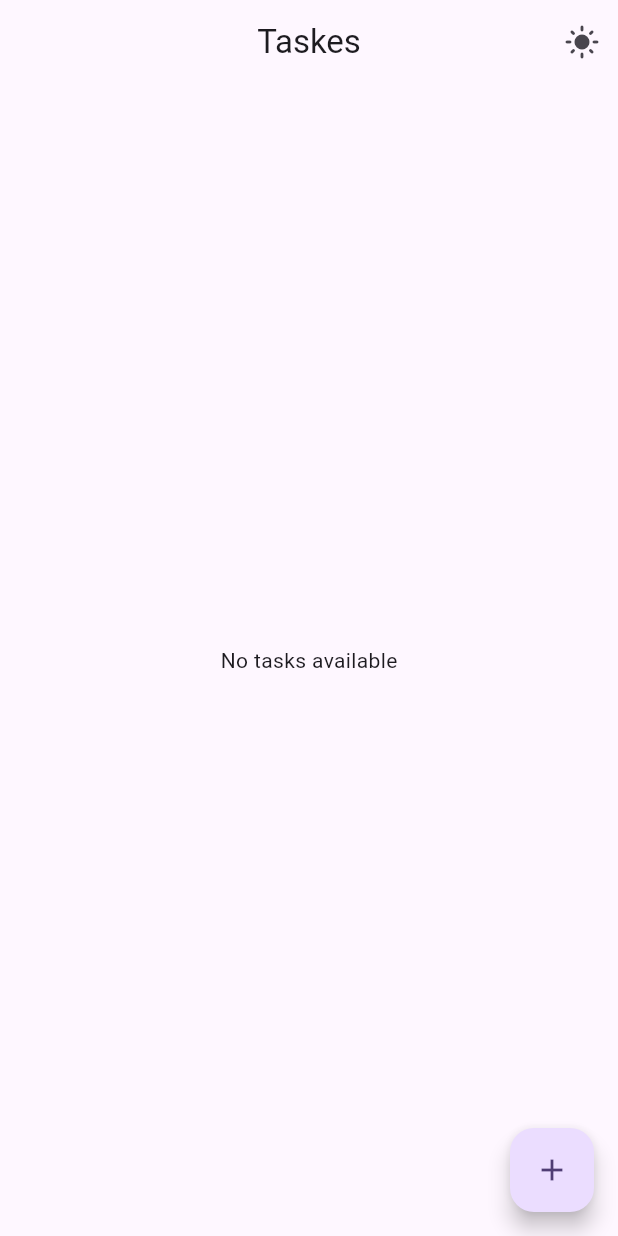
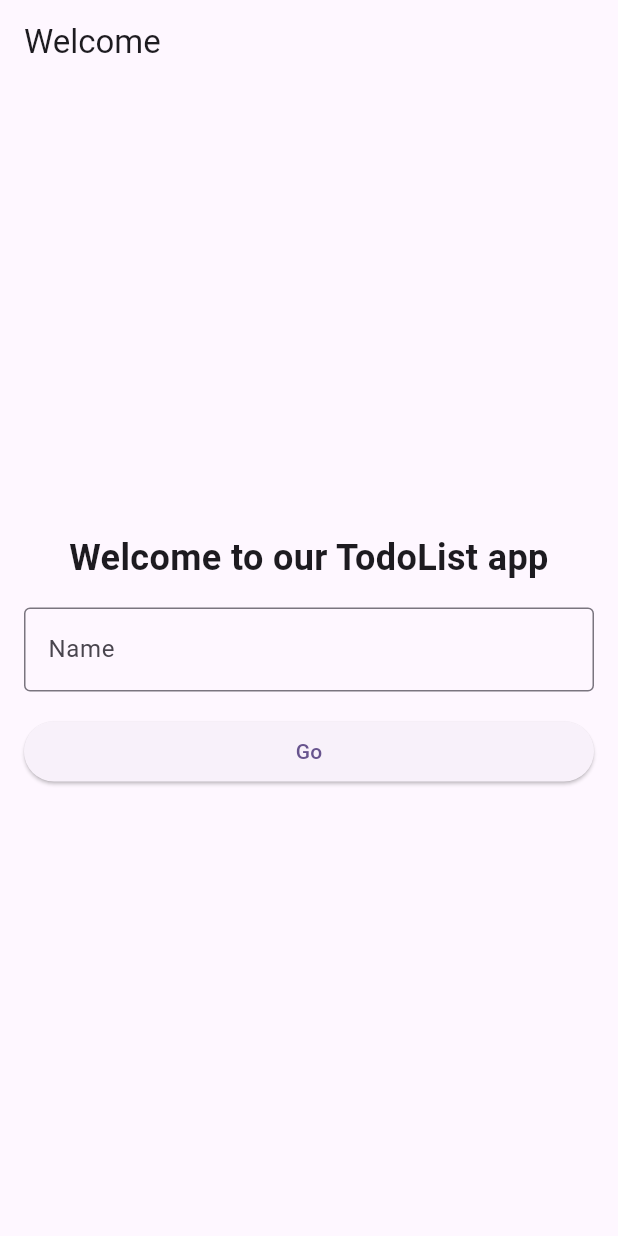
Before and after one commit to habibagamal23/sqflite_test, a Flutter app: the screen it shows after launch, on a phone screen of 412 x 824 dp. Run offline on Flutter 3.47's test engine with Material 3 defaults, Android fonts, the phone set to English and light mode, and no system bars; our stand-ins replace shared_preferences, sqflite; accounts and stored records are empty.

```diff
--- a/lib/core/Database/local_db.dart
+++ b/lib/core/Database/local_db.dart
@@ -46,3 +46,8 @@ Future<void> deleteFromDatabase(int id) async {
 Future<List<Map<String, dynamic>>> getDataFromDatabase() async {
   return await database.rawQuery('SELECT * FROM Task');
 }
+
+Future<void> deleteAllTasks() async {
+  await database.rawDelete('DELETE FROM Task');
+  print("All tasks deleted");
+}
--- a/lib/core/sheardprefrance/shaerd.dart
+++ b/lib/core/sheardprefrance/shaerd.dart
@@ -1,17 +1,21 @@
-// import 'package:shared_preferences/shared_preferences.dart';
-//
-// class SharedPreferencesHelper {
-//   static const String themeKey = 'isDarkMode';
-//
-//   // حفظ حالة الثيم
-//   Future<void> setTheme(bool isDarkMode) async {
-//     final SharedPreferences prefs = await SharedPreferences.getInstance();
-//     await prefs.setBool(themeKey, isDarkMode);
-//   }
-//
-//   // استرجاع حالة الثيم
-//   Future<bool> getTheme() async {
-//     final SharedPreferences prefs = await SharedPreferences.getInstance();
-//     return prefs.getBool(themeKey) ?? false; // افتراضياً الوضع النهاري
-//   }
-// }
+import 'package:shared_preferences/shared_preferences.dart';
+
+class SharedPreferenceHelper {
+  static const String _keyName = 'name';
+
+  Future<void> setName(String name) async {
+    SharedPreferences prefs = await SharedPreferences.getInstance();
+    await prefs.setString(_keyName, name);
+  }
+
+  Future<String?> getName() async {
+
+    SharedPreferences prefs = await SharedPreferences.getInstance();
+    return prefs.getString(_keyName);
+  }
+
+  Future<void> clearName() async {
+    SharedPreferences prefs = await SharedPreferences.getInstance();
+    await prefs.remove(_keyName);
+  }
+}
--- a/lib/features/home/screens/home_screen.dart
+++ b/lib/features/home/screens/home_screen.dart
@@ -1,4 +1,5 @@
 import 'package:flutter/material.dart';
+import 'package:sqflite_test/features/home/screens/welcomScreen.dart';
 import 'package:sqflite_test/features/home/widgets/todo_card.dart';
 
 import '../../../core/Database/local_db.dart';
@@ -6,7 +7,7 @@ import '../../../core/sheardprefrance/shaerd.dart';
 import '../../add_task/add_task_screen.dart';
 
 class HomeScreen extends StatefulWidget {
-  const HomeScreen({super.key});
+  HomeScreen({super.key});
 
   @override
   State<HomeScreen> createState() => _HomeScreenState();
@@ -14,15 +15,35 @@ class HomeScreen extends StatefulWidget {
 
 class _HomeScreenState extends State<HomeScreen> {
   List<Map<String, dynamic>> tasks = [];
-  // final SharedPreferencesHelper _prefsHelper = SharedPreferencesHelper();
-  bool isDarkMode = false;
+  String? _name;
+  final SharedPreferenceHelper _prefsHelper = SharedPreferenceHelper();
 
   @override
   void initState() {
     super.initState();
-    createDatabase();
-    getTasksFromDatabase();
-    // _loadTheme();
+    Intia();
+    loadName();
+  }
+
+  Future<void> loadName() async {
+    String? name = await _prefsHelper.getName();
+    setState(() {
+      _name = name;
+    });
+  }
+
+  void _logout() async {
+    await deleteAllTasks();
+    await _prefsHelper.clearName();
+    Navigator.pushReplacement(
+      context,
+      MaterialPageRoute(builder: (context) => WelcomeScreen()),
+    );
+  }
+
+  Future<void> Intia() async {
+    await createDatabase();
+    await getTasksFromDatabase();
   }
 
   Future<void> getTasksFromDatabase() async {
@@ -33,35 +54,22 @@ class _HomeScreenState extends State<HomeScreen> {
   Future<void> deleteTask(int id) async {
     await updateTaskStatusToDone(id);
     await deleteFromDatabase(id);
-    getTasksFromDatabase();
+    await getTasksFromDatabase();
   }
-
-  // void _toggleDarkMode() async {
-  //   isDarkMode = !isDarkMode;
-  //   await _prefsHelper.setTheme(isDarkMode); // حفظ حالة الثيم
-  //   setState(() {});
-  // }
-  //
-  // Future<void> _loadTheme() async {
-  //   isDarkMode = await _prefsHelper.getTheme(); // استرجاع حالة الثيم
-  //   setState(() {});
-  // }
 
   @override
   Widget build(BuildContext context) {
-    // app bar
-    //text
-    //float
     return Scaffold(
       appBar: AppBar(
-        title: Text("Taskes"),
+        title: Text("Taskes  ${_name} "),
         centerTitle: true,
         actions: [
           IconButton(
-            icon: Icon(isDarkMode ? Icons.dark_mode : Icons.light_mode),
-            onPressed: (){},
+            icon: Icon(Icons.logout),
+            onPressed: _logout,
           ),
         ],
+
       ),
       body: _buildTaskList(),
       floatingActionButton: FloatingActionButton(
@@ -78,7 +86,7 @@ class _HomeScreenState extends State<HomeScreen> {
               desc: res['description'],
               date: DateTime.now().toString(),
             );
-            getTasksFromDatabase();
+            await getTasksFromDatabase();
           }
         },
       ),
@@ -87,9 +95,8 @@ class _HomeScreenState extends State<HomeScreen> {
 
   Widget _buildTaskList() {
     if (tasks.isEmpty) {
-      return Center(child: Text("No tasks available"));
+      return Center(child: Text("Wlcome ${_name} Add u TAsk"));
     }
-
     return ListView.builder(
       itemCount: tasks.length,
       itemBuilder: (context, index) {
--- /dev/null
+++ b/lib/features/home/screens/welcomScreen.dart
@@ -0,0 +1,81 @@
+import 'package:flutter/material.dart';
+import 'package:sqflite_test/features/home/screens/home_screen.dart';
+import '../../../core/sheardprefrance/shaerd.dart';
+
+class WelcomeScreen extends StatefulWidget {
+  @override
+  _WelcomeScreenState createState() => _WelcomeScreenState();
+}
+
+class _WelcomeScreenState extends State<WelcomeScreen> {
+  final TextEditingController _nameController = TextEditingController();
+  final SharedPreferenceHelper _prefsHelper = SharedPreferenceHelper();
+
+  @override
+  void initState() {
+    super.initState();
+    _checkIfNameExists();
+  }
+
+  void _checkIfNameExists() async {
+    String? name = await _prefsHelper.getName();
+    if (name != null && name.isNotEmpty) {
+      Navigator.pushReplacement(
+        context,
+        MaterialPageRoute(builder: (context) => HomeScreen()),
+      );
+    }
+  }
+  void _goToNextScreen() async {
+    String name = _nameController.text;
+    if (name.isNotEmpty) {
+      await _prefsHelper.setName(name);
+      Navigator.pushReplacement(
+        context,
+        MaterialPageRoute(builder: (context) => HomeScreen()),
+      );
+      print('Welcome, $name');
+    } else {
+      ScaffoldMessenger.of(context).showSnackBar(
+        const SnackBar(content: Text('Please enter your name')),
+      );
+    }
+  }
+
+  @override
+  Widget build(BuildContext context) {
+    return Scaffold(
+      appBar: AppBar(
+        title: const Text('Welcome'),
+      ),
+      body: Padding(
+        padding: const EdgeInsets.all(16.0),
+        child: Column(
+          mainAxisAlignment: MainAxisAlignment.center,
+          crossAxisAlignment: CrossAxisAlignment.stretch,
+          children: [
+          const  Text(
+              'Welcome to our TodoList app',
+              style: TextStyle(fontSize: 24, fontWeight: FontWeight.bold),
+              textAlign: TextAlign.center,
+            ),
+
+            const  SizedBox(height: 16.0),
+            TextField(
+              controller: _nameController,
+              decoration: const InputDecoration(
+                labelText: 'Name',
+                border: OutlineInputBorder(),
+              ),
+            ),
+            const SizedBox(height: 16.0),
+            ElevatedButton(
+              onPressed: _goToNextScreen,
+              child: const Text('Go'),
+            ),
+          ],
+        ),
+      ),
+    );
+  }
+}
--- a/pubspec.yaml
+++ b/pubspec.yaml
@@ -39,6 +39,7 @@ dependencies:
   path: ^1.8.0
   intl: ^0.17.0
   sizer: ^3.0.2
+  shared_preferences: ^2.3.2
 
 dev_dependencies:
   flutter_test:
```
Also changed, not shown: lib/main.dart (+48 -1 lines), pubspec.lock, 1 other file.
